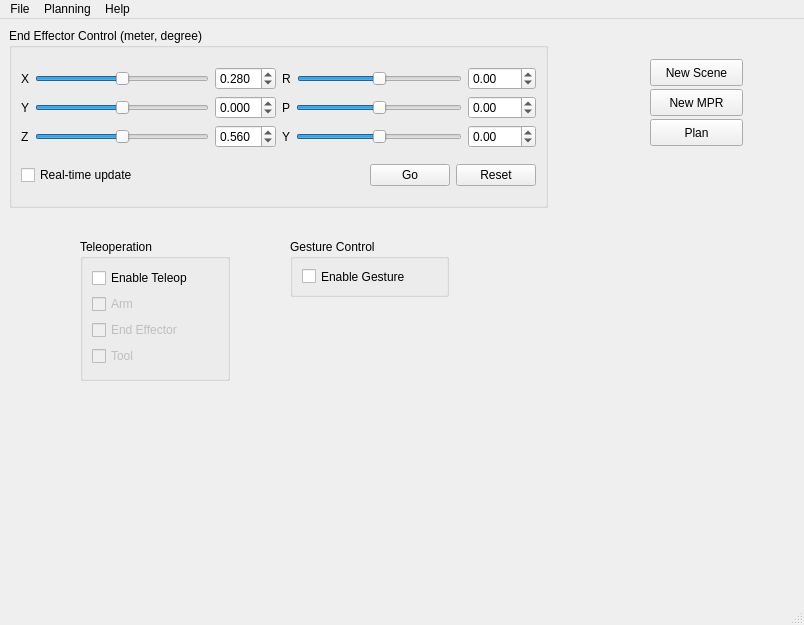
First picture: the form in prw/src/prw.ui, repository cuixiongyi/hiveground-ros-pkg, before the edit.
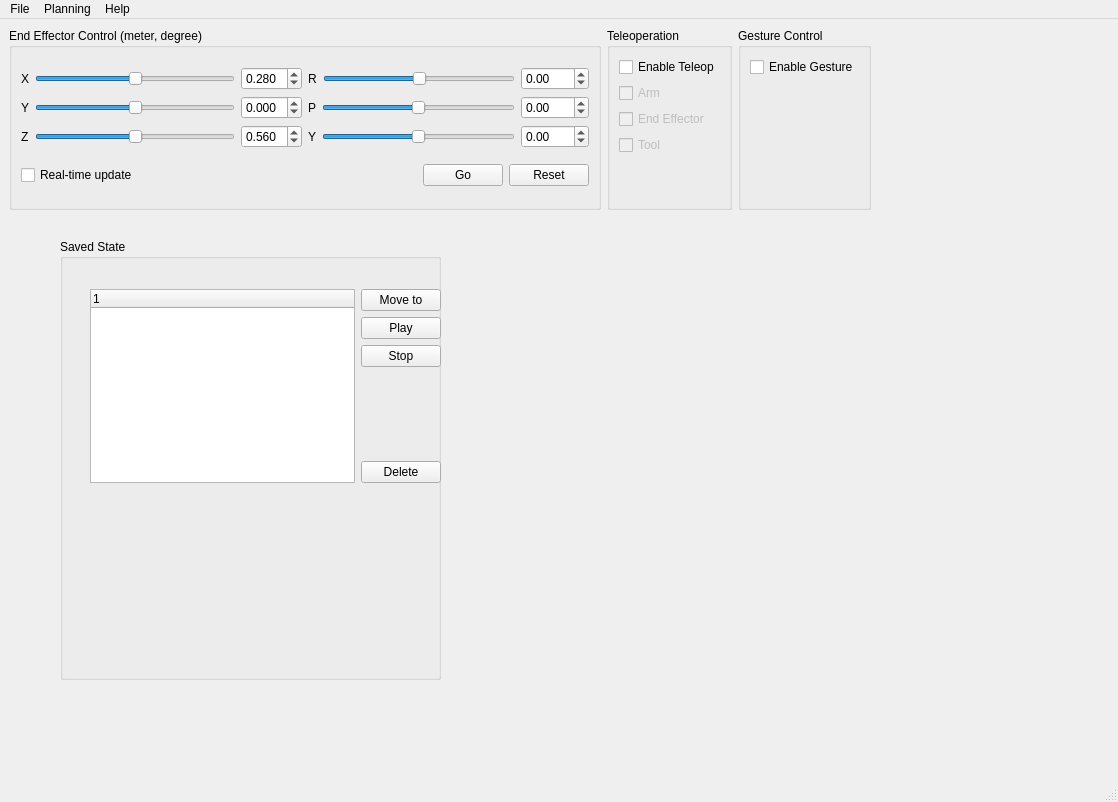
Second picture: the form after the edit.

The edit to the form file:
```diff
--- a/prw/src/prw.ui
+++ b/prw/src/prw.ui
@@ -6,23 +6,105 @@
    <rect>
     <x>0</x>
     <y>0</y>
-    <width>804</width>
-    <height>625</height>
+    <width>1118</width>
+    <height>802</height>
    </rect>
   </property>
   <property name="windowTitle">
    <string>Personal Robotic Workspace</string>
   </property>
   <widget class="QWidget" name="centralwidget">
-   <widget class="QGroupBox" name="groupBox">
+   <widget class="QGroupBox" name="groupBox_4">
+    <property name="geometry">
+     <rect>
+      <x>60</x>
+      <y>220</y>
+      <width>381</width>
+      <height>441</height>
+     </rect>
+    </property>
+    <property name="title">
+     <string>Saved State</string>
+    </property>
+    <widget class="QWidget" name="">
+     <property name="geometry">
+      <rect>
+       <x>30</x>
+       <y>50</y>
+       <width>351</width>
+       <height>194</height>
+      </rect>
+     </property>
+     <layout class="QHBoxLayout" name="horizontalLayout_10">
+      <item>
+       <widget class="QTreeWidget" name="tree_saved_state">
+        <column>
+         <property name="text">
+          <string notr="true">1</string>
+         </property>
+        </column>
+       </widget>
+      </item>
+      <item>
+       <layout class="QVBoxLayout" name="verticalLayout_6">
+        <item>
+         <widget class="QPushButton" name="bt_move_to_saved_state">
+          <property name="text">
+           <string>Move to</string>
+          </property>
+         </widget>
+        </item>
+        <item>
+         <widget class="QPushButton" name="bt_play_saved_state">
+          <property name="text">
+           <string>Play</string>
+          </property>
+         </widget>
+        </item>
+        <item>
+         <widget class="QPushButton" name="bt_stop_play_saved_stated">
+          <property name="text">
+           <string>Stop</string>
+          </property>
+         </widget>
+        </item>
+        <item>
+         <spacer name="verticalSpacer_3">
+          <property name="orientation">
+           <enum>Qt::Vertical</enum>
+          </property>
+          <property name="sizeHint" stdset="0">
+           <size>
+            <width>20</width>
+            <height>40</height>
+           </size>
+          </property>
+         </spacer>
+        </item>
+        <item>
+         <widget class="QPushButton" name="bt_delete_saved_state">
+          <property name="text">
+           <string>Delete</string>
+          </property>
+         </widget>
+        </item>
+       </layout>
+      </item>
+     </layout>
+    </widget>
+   </widget>
+   <widget class="QWidget" name="">
     <property name="geometry">
      <rect>
       <x>9</x>
       <y>9</y>
-      <width>539</width>
-      <height>180</height>
+      <width>862</width>
+      <height>182</height>
      </rect>
     </property>
+    <layout class="QHBoxLayout" name="horizontalLayout_9">
+     <item>
+      <widget class="QGroupBox" name="groupBox">
     <property name="title">
      <string>End Effector Control (meter, degree)</string>
     </property>
@@ -358,76 +440,9 @@
      </item>
     </layout>
    </widget>
-   <widget class="QPushButton" name="plan">
-    <property name="geometry">
-     <rect>
-      <x>650</x>
-      <y>100</y>
-      <width>93</width>
-      <height>27</height>
-     </rect>
-    </property>
-    <property name="text">
-     <string>Plan</string>
-    </property>
-   </widget>
-   <widget class="QPushButton" name="new_mpr">
-    <property name="geometry">
-     <rect>
-      <x>650</x>
-      <y>70</y>
-      <width>93</width>
-      <height>27</height>
-     </rect>
-    </property>
-    <property name="text">
-     <string>New MPR</string>
-    </property>
-   </widget>
-   <widget class="QPushButton" name="new_scene">
-    <property name="geometry">
-     <rect>
-      <x>650</x>
-      <y>40</y>
-      <width>93</width>
-      <height>27</height>
-     </rect>
-    </property>
-    <property name="text">
-     <string>New Scene</string>
-    </property>
-   </widget>
-   <widget class="QGroupBox" name="groupBox_2">
-    <property name="geometry">
-     <rect>
-      <x>290</x>
-      <y>220</y>
-      <width>159</width>
-      <height>58</height>
-     </rect>
-    </property>
-    <property name="title">
-     <string>Gesture Control</string>
-    </property>
-    <layout class="QVBoxLayout" name="verticalLayout_5">
-     <item>
-      <widget class="QCheckBox" name="cb_enable_gesture">
-       <property name="text">
-        <string>Enable Gesture</string>
-       </property>
-      </widget>
      </item>
-    </layout>
-   </widget>
+     <item>
    <widget class="QGroupBox" name="groupBox_3">
-    <property name="geometry">
-     <rect>
-      <x>80</x>
-      <y>220</y>
-      <width>150</width>
-      <height>142</height>
-     </rect>
-    </property>
     <property name="title">
      <string>Teleoperation</string>
     </property>
@@ -469,6 +484,51 @@
        </property>
       </widget>
      </item>
+        <item>
+         <spacer name="verticalSpacer_2">
+          <property name="orientation">
+           <enum>Qt::Vertical</enum>
+          </property>
+          <property name="sizeHint" stdset="0">
+           <size>
+            <width>20</width>
+            <height>40</height>
+           </size>
+          </property>
+         </spacer>
+        </item>
+       </layout>
+      </widget>
+     </item>
+     <item>
+      <widget class="QGroupBox" name="groupBox_2">
+       <property name="title">
+        <string>Gesture Control</string>
+       </property>
+       <layout class="QVBoxLayout" name="verticalLayout_5">
+        <item>
+         <widget class="QCheckBox" name="cb_enable_gesture">
+          <property name="text">
+           <string>Enable Gesture</string>
+          </property>
+         </widget>
+        </item>
+        <item>
+         <spacer name="verticalSpacer">
+          <property name="orientation">
+           <enum>Qt::Vertical</enum>
+          </property>
+          <property name="sizeHint" stdset="0">
+           <size>
+            <width>20</width>
+            <height>40</height>
+           </size>
+          </property>
+         </spacer>
+        </item>
+       </layout>
+      </widget>
+     </item>
     </layout>
    </widget>
   </widget>
@@ -477,7 +537,7 @@
     <rect>
      <x>0</x>
      <y>0</y>
-     <width>804</width>
+     <width>1118</width>
      <height>25</height>
     </rect>
    </property>
```
Lines whose indentation alone changed are shown as unchanged.
